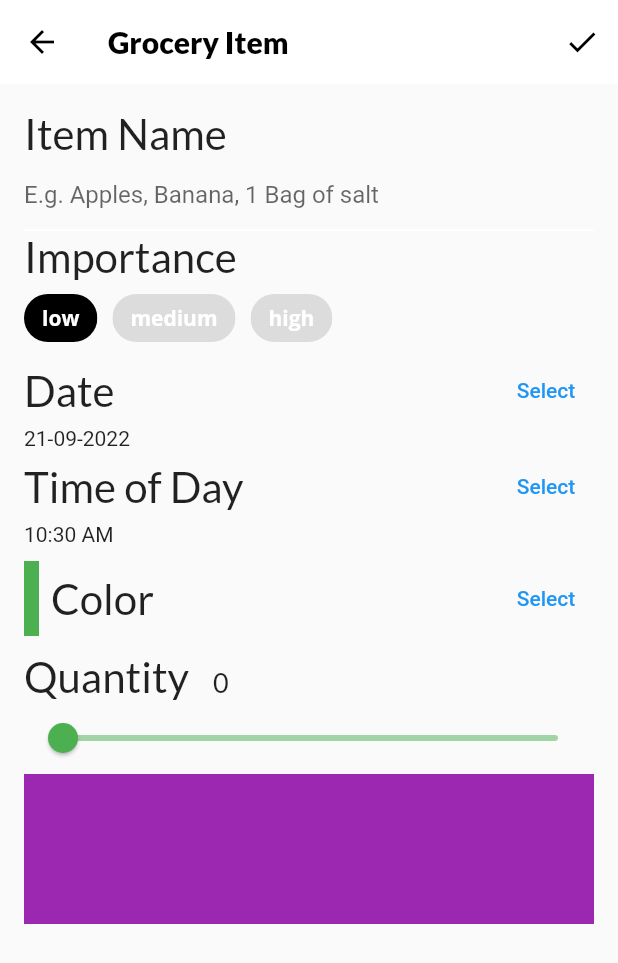
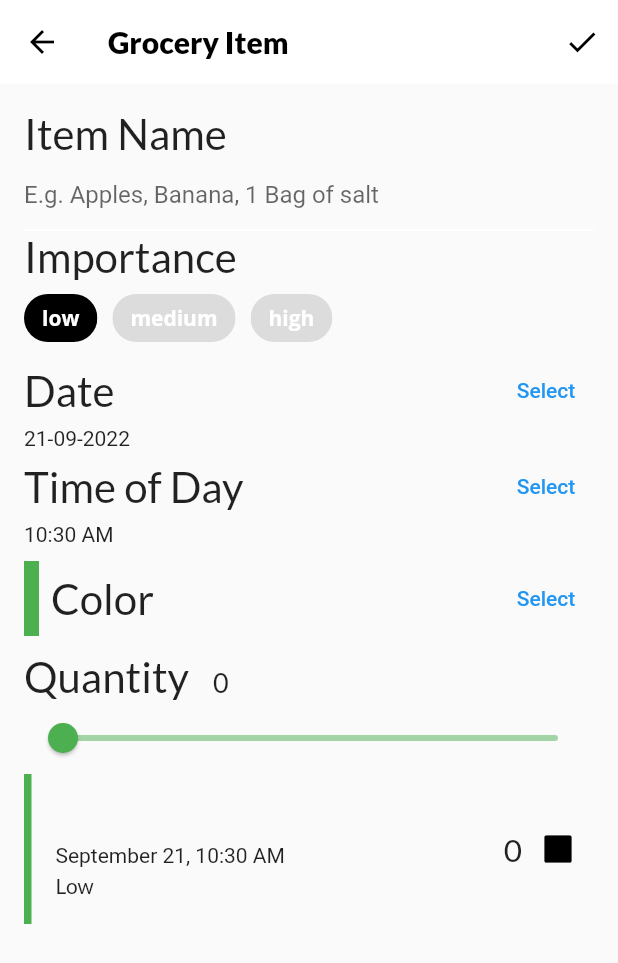
Before and after one commit to alxayeed/fooderlich-2.0, a Flutter app: the GroceryItemScreen screen opened directly with empty values, after a tap on the "check" icon, on a phone screen of 412 x 824 dp. Shown: the top 963 px of the screen. Run offline on Flutter 3.47's test engine with Material 2 defaults, Android fonts, the phone set to English and light mode, and no system bars; our stand-ins replace flutter_colorpicker, google_fonts.

Commit message:
grocery tile completed

```diff
--- a/lib/components/grocery_tile.dart
+++ b/lib/components/grocery_tile.dart
@@ -1,5 +1,7 @@
 import 'package:flutter/material.dart';
 import 'package:fooderlich/models/models.dart';
+import 'package:google_fonts/google_fonts.dart';
+import 'package:intl/intl.dart';
 
 class GroceryTile extends StatelessWidget {
   final GroceryItem groceryItem;
@@ -16,17 +18,96 @@ class GroceryTile extends StatelessWidget {
 
   @override
   Widget build(BuildContext context) {
-    //TODO 21: Change this widget
-    return Container(
+    return SizedBox(
       height: 100.0,
-      color: Colors.purple,
+      child: Row(
+        mainAxisAlignment: MainAxisAlignment.spaceBetween,
+        children: [
+          Row(
+            children: [
+              Container(
+                width: 5.0,
+                color: groceryItem.color,
+              ),
+              const SizedBox(
+                width: 16.0,
+              ),
+              Column(
+                mainAxisAlignment: MainAxisAlignment.center,
+                crossAxisAlignment: CrossAxisAlignment.start,
+                children: [
+                  Text(
+                    groceryItem.name,
+                    style: GoogleFonts.lato(
+                        decoration: textDecoration,
+                        fontSize: 21.0,
+                        fontWeight: FontWeight.bold),
+                  ),
+                  const SizedBox(
+                    height: 4.0,
+                  ),
+                  buildDate(),
+                  const SizedBox(
+                    height: 4.0,
+                  ),
+                  buildImportance()
+                ],
+              )
+            ],
+          ),
+          Row(
+            children: [
+              Text(
+                groceryItem.quantity.toString(),
+                style: GoogleFonts.lato(
+                  decoration: textDecoration,
+                  fontSize: 21.0,
+                ),
+              ),
+              buildCheckbox()
+            ],
+          )
+        ],
+      ),
     );
   }
 
-  // TODO: Add buildImportance()
+  Widget buildImportance() {
+    //TODO: replace with switch statement
+    if (groceryItem.importance == Importance.low) {
+      return Text(
+        'Low',
+        style: GoogleFonts.lato(decoration: textDecoration),
+      );
+    } else if (groceryItem.importance == Importance.medium) {
+      return Text(
+        'Medium',
+        style: GoogleFonts.lato(
+            fontWeight: FontWeight.w800, decoration: textDecoration),
+      );
+    } else if (groceryItem.importance == Importance.high) {
+      return Text(
+        'High',
+        style: GoogleFonts.lato(
+            fontWeight: FontWeight.w900, decoration: textDecoration),
+      );
+    } else
+      (throw Exception('This Importance type does not exist'));
+  }
 
-  // TODO: Add buildDate()
+  Widget buildDate() {
+    final dateFormatter = DateFormat('MMMM dd, hh:mm a'); //TODO: learn more
+    final dateString = dateFormatter.format(groceryItem.date);
+    return Text(
+      dateString,
+      style: TextStyle(decoration: textDecoration),
+    );
+  }
 
-  // TODO: Add buildCheckbox()
-
+  Widget buildCheckbox() {
+    return Checkbox(
+      value: groceryItem.isComplete,
+      onChanged: onComplete,
+    );
+  }
 }
--- a/lib/screens/grocery_item_screen.dart
+++ b/lib/screens/grocery_item_screen.dart
@@ -4,6 +4,7 @@ import 'package:fooderlich/components/grocery_tile.dart';
 import 'package:fooderlich/models/models.dart';
 import 'package:google_fonts/google_fonts.dart';
 import 'package:intl/intl.dart';
+import 'package:uuid/uuid.dart';
 
 class GroceryItemScreen extends StatefulWidget {
   final Function(GroceryItem) onCreate;
@@ -67,7 +68,25 @@ class _GroceryItemScreenState extends State<GroceryItemScreen> {
         actions: [
           IconButton(
               onPressed: () {
-                //TODO 24: Add callback handler
+                final groceryItem = GroceryItem(
+                  id: widget.originalItem?.id ?? const Uuid().v1(),
+                  name: _nameController.text,
+                  importance: _importance,
+                  color: _currentColor,
+                  quantity: _currentSliderValue,
+                  date: DateTime(
+                    _dueDate.year,
+                    _dueDate.month,
+                    _dueDate.day,
+                    _timeOfDay.hour,
+                    _timeOfDay.minute,
+                  ),
+                );
+                if (widget.isUpdating) {
+                  widget.onUpdate(groceryItem);
+                } else {
+                  widget.onCreate(groceryItem);
+                }
               },
               icon: const Icon(Icons.check)),
         ],
```
